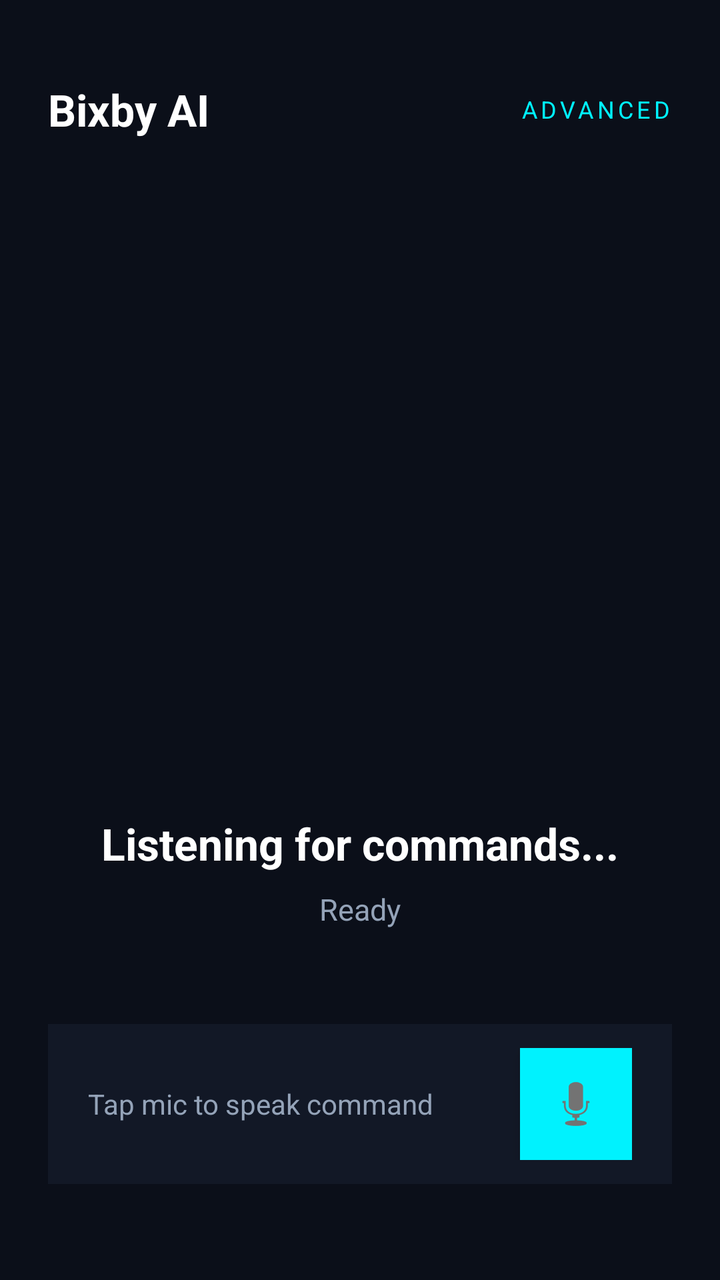
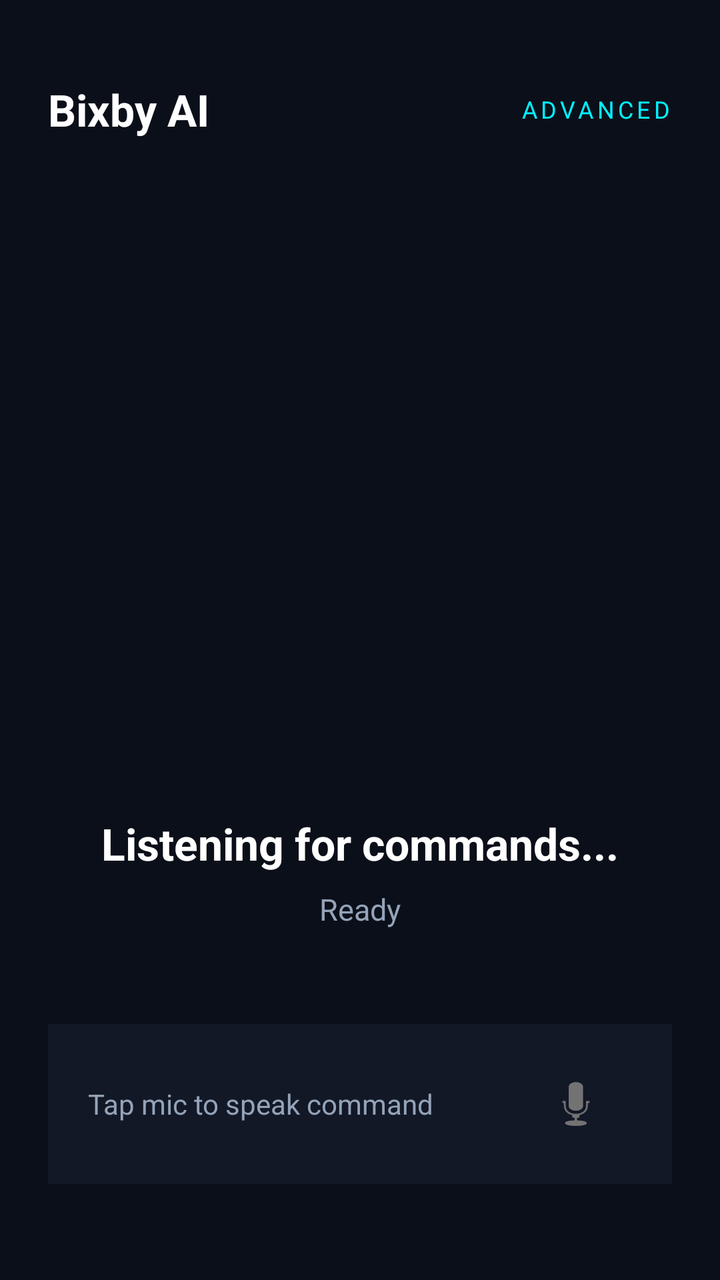

The first picture is an Android layout as it rendered before a commit; the second is the same layout after the commit. The layout source and the unified diff follow.
<!-- AndroidManifest.xml: application theme Theme.AppCompat.DayNight.NoActionBar -->
<!-- res/layout/activity_main.xml -->
<?xml version="1.0" encoding="utf-8"?>
<RelativeLayout xmlns:android="http://schemas.android.com/apk/res/android"
    android:layout_width="match_parent"
    android:layout_height="match_parent"
    android:background="#0B0F19"
    android:padding="24dp">

    <LinearLayout
        android:id="@+id/topBar"
        android:layout_width="match_parent"
        android:layout_height="wrap_content"
        android:layout_marginTop="16dp"
        android:orientation="horizontal"
        android:gravity="center_vertical">

        <TextView
            android:layout_width="wrap_content"
            android:layout_height="wrap_content"
            android:text="Bixby AI"
            android:textColor="#FFFFFF"
            android:textSize="22sp"
            android:textStyle="bold" />

        <View
            android:layout_width="0dp"
            android:layout_height="0dp"
            android:layout_weight="1" />

        <TextView
            android:layout_width="wrap_content"
            android:layout_height="wrap_content"
            android:text="ADVANCED"
            android:textColor="#00F2FE"
            android:textSize="12sp"
            android:letterSpacing="0.15" />
    </LinearLayout>

    <LinearLayout
        android:layout_width="match_parent"
        android:layout_height="wrap_content"
        android:layout_centerInParent="true"
        android:orientation="vertical"
        android:gravity="center">

        <FrameLayout
            android:layout_width="200dp"
            android:layout_height="200dp"
            android:layout_marginBottom="32dp"
            android:gravity="center">

            <View
                android:id="@+id/pulseView"
                android:layout_width="170dp"
                android:layout_height="170dp"
                android:layout_gravity="center" />

            <View
                android:id="@+id/orbView"
                android:layout_width="104dp"
                android:layout_height="104dp"
                android:layout_gravity="center"
                android:elevation="4dp" />
        </FrameLayout>

        <TextView
            android:id="@+id/greetingText"
            android:layout_width="wrap_content"
            android:layout_height="wrap_content"
            android:text="Listening for commands..."
            android:textColor="#FFFFFF"
            android:textSize="22sp"
            android:textStyle="bold"
            android:layout_marginBottom="8dp" />

        <TextView
            android:id="@+id/statusText"
            android:layout_width="wrap_content"
            android:layout_height="wrap_content"
            android:text="Ready"
            android:textColor="#94A3B8"
            android:textSize="15sp" />
    </LinearLayout>

    <LinearLayout
        android:layout_width="match_parent"
        android:layout_height="wrap_content"
        android:layout_alignParentBottom="true"
        android:layout_marginBottom="24dp"
        android:orientation="horizontal"
        android:background="#121826"
        android:paddingHorizontal="20dp"
        android:paddingVertical="12dp"
        android:gravity="center_vertical">

        <TextView
            android:layout_width="0dp"
            android:layout_height="wrap_content"
            android:layout_weight="1"
            android:text="Tap mic to speak command"
            android:textColor="#94A3B8"
            android:textSize="14sp" />

        <ImageButton
            android:id="@+id/micButton"
            android:layout_width="56dp"
            android:layout_height="56dp"
            android:background="#00F2FE"
            android:src="@android:drawable/ic_btn_speak_now"
            android:padding="14dp"
            android:contentDescription="Mic"
            android:elevation="4dp" />
    </LinearLayout>

</RelativeLayout>
<!-- resources referenced by this layout -->
<resources>

</resources>

<!-- the commit's change to res/layout/activity_main.xml (unified diff, before → after) -->
@@ -104,7 +104,7 @@
             android:id="@+id/micButton"
             android:layout_width="56dp"
             android:layout_height="56dp"
-            android:background="#00F2FE"
+            android:background="@null"
             android:src="@android:drawable/ic_btn_speak_now"
             android:padding="14dp"
             android:contentDescription="Mic"
